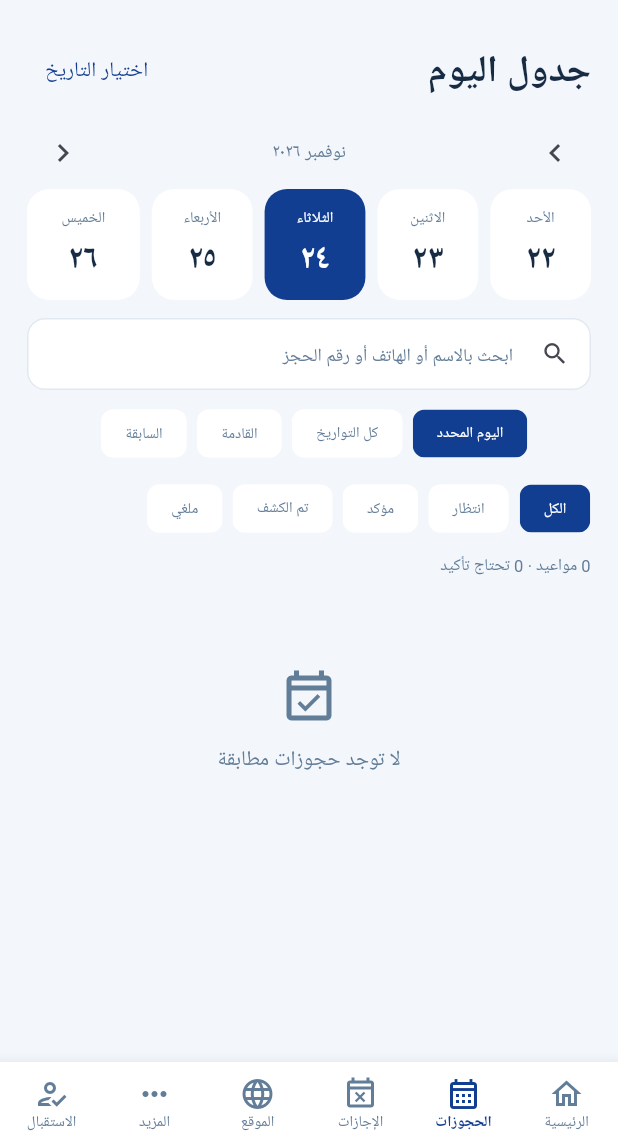
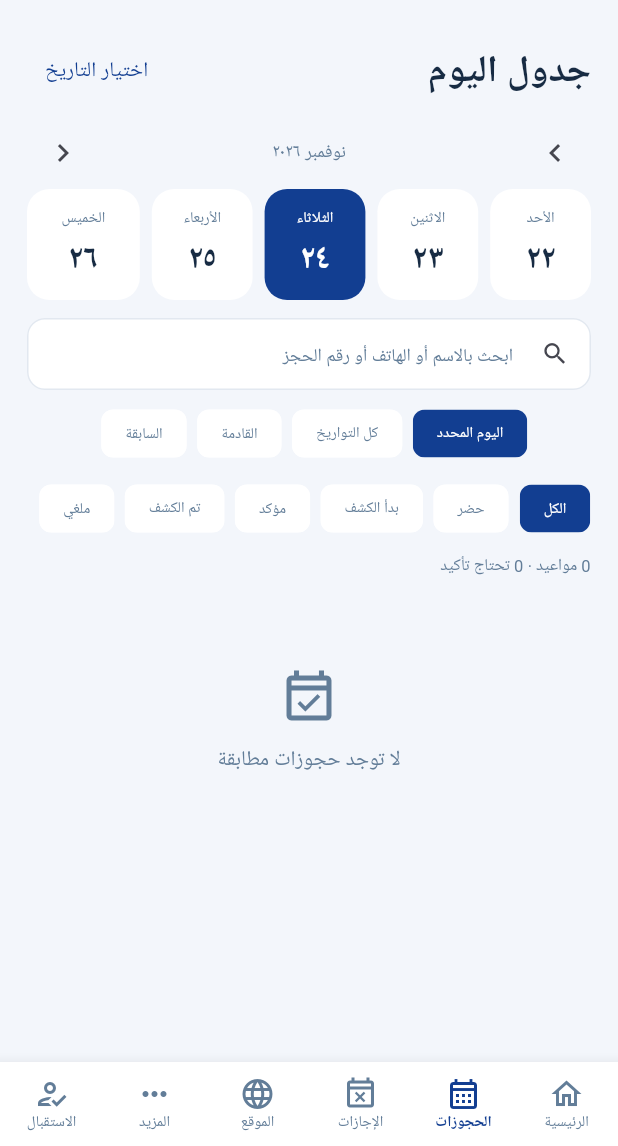
Before and after one commit to 3bdulrhman2/drelattar, a Flutter app: the AdminMainScreen screen opened directly, item 2 of the bottom bar chosen, on a phone screen of 412 x 824 dp, the part 90-1236 px from its top. Run offline on Flutter 3.47's test engine with Material 3 defaults, Android fonts, the phone set to English and light mode, and no system bars; our stand-ins replace firebase_core, firebase_messaging, flutter_local_notifications, font_awesome_flutter, image_picker, shared_preferences and 2 more; accounts and stored records are empty; network calls fail; Roboto replaces fonts that are missing (ClinicArabic); statements that could not run were skipped.

Commit message:
Implement forward-only clinic visit workflow

```diff
--- a/mobile_app/lib/screens/admin/admin_bookings_tab.dart
+++ b/mobile_app/lib/screens/admin/admin_bookings_tab.dart
@@ -28,6 +28,8 @@ class _AdminBookingsTabState extends State<AdminBookingsTab> {
   @override
   void initState() {
     super.initState();
+    if (widget.previewAppointments == null)
+      SupabaseService.appointmentChanges.addListener(_reloadAppointments);
     _all = widget.previewAppointments ?? SupabaseService.cachedAppointments;
     if (widget.previewAppointments != null) {
       _loading = false;
@@ -39,10 +41,15 @@ class _AdminBookingsTabState extends State<AdminBookingsTab> {
   @override
   void dispose() {
     _search.dispose();
+    SupabaseService.appointmentChanges.removeListener(_reloadAppointments);
     super.dispose();
   }
 
   String _date(DateTime d) => DateFormat('yyyy-MM-dd', 'en').format(d);
+  void _reloadAppointments() {
+    if (mounted) _load();
+  }
+
   Future<void> _load() async {
     final all = await SupabaseService.getAppointments(forceRefresh: true);
     if (mounted)
@@ -69,6 +76,7 @@ class _AdminBookingsTabState extends State<AdminBookingsTab> {
           };
           return search &&
               matchDate &&
+              a.status != 'pending' &&
               (_status == 'all' || a.status == _status);
         }).toList()..sort((a, b) {
           final d = a.appointmentDate.compareTo(b.appointmentDate);
@@ -295,7 +303,8 @@ class _AdminBookingsTabState extends State<AdminBookingsTab> {
                 child: Row(
                   children: [
                     _chip('الكل', 'all', false),
-                    _chip('انتظار', 'pending', false),
+                    _chip('حضر', 'arrived', false),
+                    _chip('بدأ الكشف', 'in_consultation', false),
                     _chip('مؤكد', 'confirmed', false),
                     _chip('تم الكشف', 'completed', false),
                     _chip('ملغي', 'cancelled', false),
```
